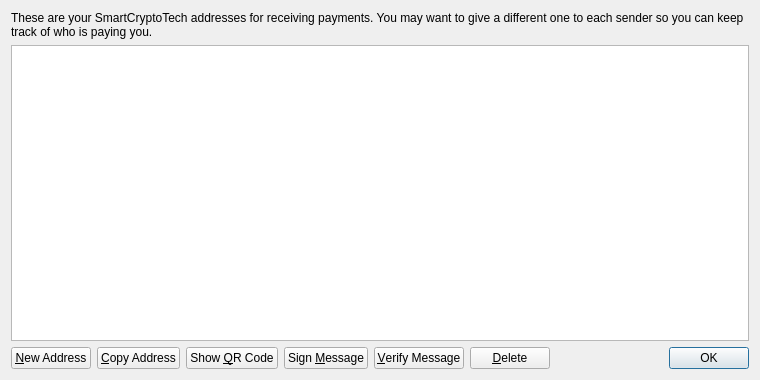
Qt form src/qt/forms/addressbookpage.ui (smartcryptotech/SmartCryptoTech) before a commit.
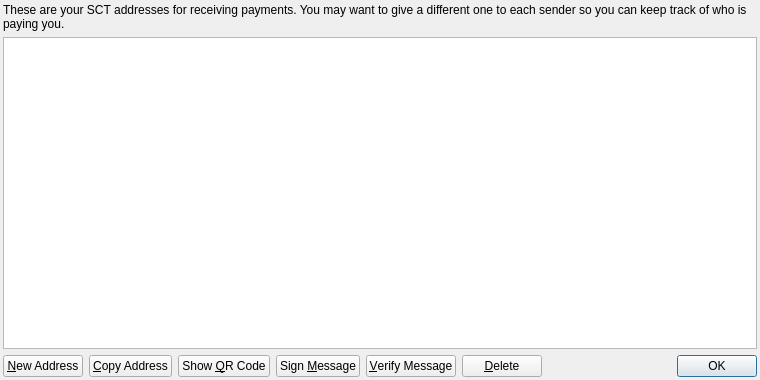
The same form after that commit.

Patch:
```diff
--- a/src/qt/forms/addressbookpage.ui
+++ b/src/qt/forms/addressbookpage.ui
@@ -14,10 +14,22 @@
    <string>Address Book</string>
   </property>
   <layout class="QVBoxLayout" name="verticalLayout">
+   <property name="leftMargin">
+    <number>3</number>
+   </property>
+   <property name="topMargin">
+    <number>3</number>
+   </property>
+   <property name="rightMargin">
+    <number>3</number>
+   </property>
+   <property name="bottomMargin">
+    <number>3</number>
+   </property>
    <item>
     <widget class="QLabel" name="labelExplanation">
      <property name="text">
-      <string>These are your SmartCryptoTech addresses for receiving payments. You may want to give a different one to each sender so you can keep track of who is paying you.</string>
+      <string>These are your SCT addresses for receiving payments. You may want to give a different one to each sender so you can keep track of who is paying you.</string>
      </property>
      <property name="textFormat">
       <enum>Qt::PlainText</enum>
```
Left out of the diff: 4 changed lines with no effect on the pictures.
